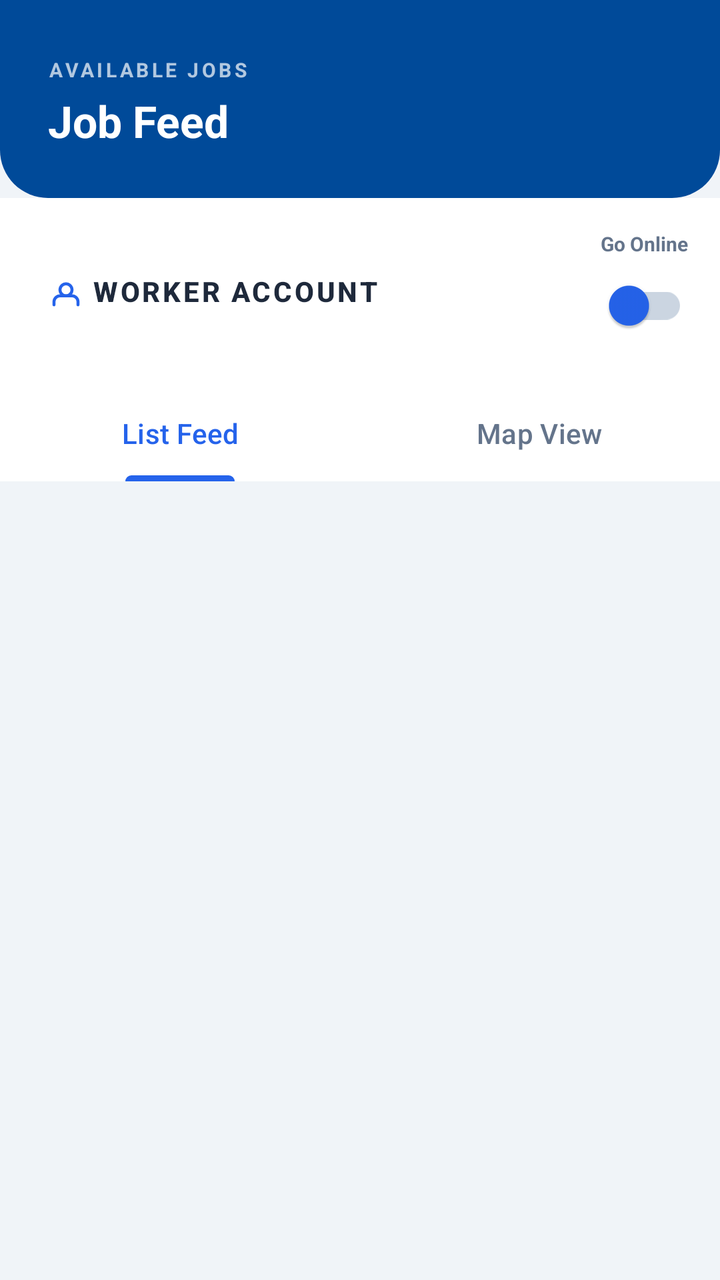
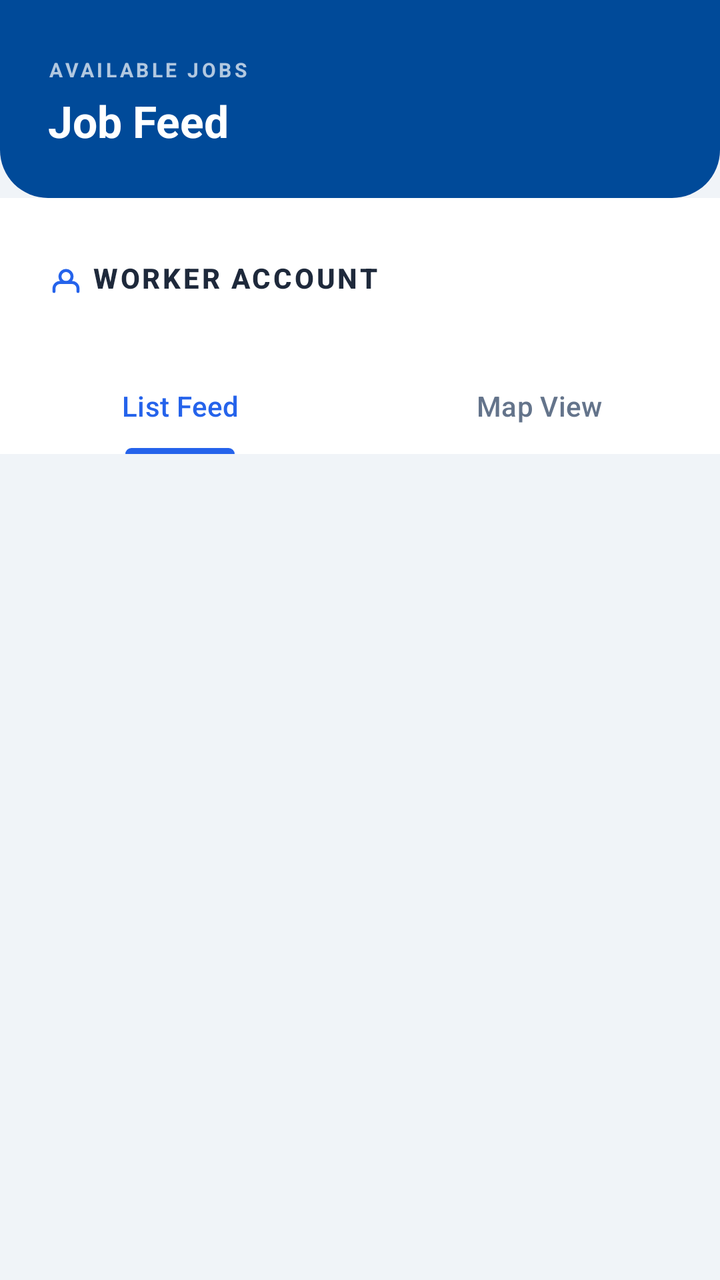

An Android layout rendered at two revisions. The XML below is the earlier revision; the diff shows what the commit changed to produce the second picture.
<!-- AndroidManifest.xml: application theme Theme.Newtacks -->
<!-- res/layout/fragment_worker_feed.xml -->
<?xml version="1.0" encoding="utf-8"?>
<LinearLayout
    xmlns:android="http://schemas.android.com/apk/res/android"
    xmlns:app="http://schemas.android.com/apk/res-auto"
    android:layout_width="match_parent"
    android:layout_height="match_parent"
    android:orientation="vertical"
    android:background="#F0F4F8">

    
    <LinearLayout
        android:id="@+id/layoutHeader"
        android:layout_width="match_parent"
        android:layout_height="wrap_content"
        android:orientation="vertical"
        android:background="@drawable/bg_header_rounded"
        android:paddingStart="24dp"
        android:paddingEnd="24dp"
        android:paddingTop="28dp"
        android:paddingBottom="24dp">

        <TextView
            android:layout_width="wrap_content"
            android:layout_height="wrap_content"
            android:text="AVAILABLE JOBS"
            android:textColor="#FFFFFF"
            android:textSize="10sp"
            android:textStyle="bold"
            android:letterSpacing="0.15"
            android:alpha="0.7"
            android:layout_marginBottom="4dp" />

        <LinearLayout
            android:layout_width="match_parent"
            android:layout_height="wrap_content"
            android:orientation="horizontal"
            android:gravity="center_vertical">

            <TextView
                android:layout_width="0dp"
                android:layout_height="wrap_content"
                android:layout_weight="1"
                android:text="Job Feed"
                android:textColor="#FFFFFF"
                android:textSize="22sp"
                android:textStyle="bold" />

        </LinearLayout>

    </LinearLayout>

    
    <LinearLayout
        android:layout_width="match_parent"
        android:layout_height="wrap_content"
        android:orientation="horizontal"
        android:gravity="center_vertical"
        android:padding="16dp"
        android:background="#FFFFFF">

        <com.google.android.material.button.MaterialButton
            android:id="@+id/btnWorkerProfile"
            android:layout_width="0dp"
            android:layout_height="wrap_content"
            android:layout_weight="1"
            android:text="Worker Account"
            android:textColor="#1E293B"
            android:textSize="14sp"
            android:textStyle="bold"
            android:gravity="start|center_vertical"
            app:icon="@drawable/ic_nav_account"
            app:iconTint="#2563EB"
            style="@style/Widget.MaterialComponents.Button.TextButton" />

        <LinearLayout
            android:layout_width="wrap_content"
            android:layout_height="wrap_content"
            android:orientation="vertical"
            android:gravity="end">

            <TextView
                android:layout_width="wrap_content"
                android:layout_height="wrap_content"
                android:text="Go Online"
                android:textSize="10sp"
                android:textStyle="bold"
                android:textColor="#64748B" />

            <com.google.android.material.switchmaterial.SwitchMaterial
                android:id="@+id/switchLocation"
                android:layout_width="wrap_content"
                android:layout_height="wrap_content"
                app:thumbTint="#2563EB"
                app:trackTint="#CBD5E1" />
        </LinearLayout>

    </LinearLayout>

    
    <com.google.android.material.tabs.TabLayout
        android:id="@+id/tabLayout"
        android:layout_width="match_parent"
        android:layout_height="wrap_content"
        android:background="#FFFFFF"
        app:tabIndicatorColor="#2563EB"
        app:tabSelectedTextColor="#2563EB"
        app:tabTextColor="#64748B">

        <com.google.android.material.tabs.TabItem
            android:layout_width="wrap_content"
            android:layout_height="wrap_content"
            android:text="List Feed" />

        <com.google.android.material.tabs.TabItem
            android:layout_width="wrap_content"
            android:layout_height="wrap_content"
            android:text="Map View" />

    </com.google.android.material.tabs.TabLayout>

    <FrameLayout
        android:layout_width="match_parent"
        android:layout_height="0dp"
        android:layout_weight="1">

        
        <LinearLayout
            android:id="@+id/layoutListContainer"
            android:layout_width="match_parent"
            android:layout_height="match_parent"
            android:orientation="vertical">

            
            <LinearLayout
                android:id="@+id/layoutEmptyState"
                android:layout_width="match_parent"
                android:layout_height="match_parent"
                android:orientation="vertical"
                android:gravity="center"
                android:visibility="gone">

                <ImageView
                    android:layout_width="72dp"
                    android:layout_height="72dp"
                    android:src="@drawable/ic_inbox"
                    android:alpha="0.3"
                    android:layout_marginBottom="20dp" />

                <TextView
                    android:layout_width="wrap_content"
                    android:layout_height="wrap_content"
                    android:text="No Jobs Available"
                    android:textColor="#1E293B"
                    android:textSize="18sp"
                    android:textStyle="bold"
                    android:layout_marginBottom="8dp" />

                <TextView
                    android:layout_width="wrap_content"
                    android:layout_height="wrap_content"
                    android:text="Check back later for new job posts."
                    android:textColor="#94A3B8"
                    android:textSize="13sp"
                    android:gravity="center" />

            </LinearLayout>

            
            <androidx.recyclerview.widget.RecyclerView
                android:id="@+id/workerFeedRecycler"
                android:layout_width="match_parent"
                android:layout_height="match_parent"
                android:clipToPadding="false"
                android:paddingTop="8dp"
                android:paddingBottom="16dp"
                android:layoutAnimation="@anim/layout_animation_fall_down" />
        </LinearLayout>

        
        <FrameLayout
            android:id="@+id/layoutMapContainer"
            android:layout_width="match_parent"
            android:layout_height="match_parent"
            android:layout_margin="8dp"
            android:background="@drawable/bg_map_border"
            android:padding="2dp"
            android:visibility="gone">

            <org.maplibre.android.maps.MapView
                android:id="@+id/mapView"
                android:layout_width="match_parent"
                android:layout_height="match_parent" />

            
            <LinearLayout
                android:layout_width="wrap_content"
                android:layout_height="wrap_content"
                android:orientation="vertical"
                android:layout_gravity="bottom|end"
                android:layout_margin="16dp">

                <com.google.android.material.floatingactionbutton.FloatingActionButton
                    android:id="@+id/fabZoomIn"
                    android:layout_width="wrap_content"
                    android:layout_height="wrap_content"
                    android:layout_marginBottom="8dp"
                    android:src="@drawable/ic_plus"
                    app:fabSize="mini"
                    app:backgroundTint="#FFFFFF"
                    app:tint="#2563EB"
                    android:contentDescription="Zoom In" />

                <com.google.android.material.floatingactionbutton.FloatingActionButton
                    android:id="@+id/fabZoomOut"
                    android:layout_width="wrap_content"
                    android:layout_height="wrap_content"
                    android:src="@drawable/ic_minus"
                    app:fabSize="mini"
                    app:backgroundTint="#FFFFFF"
                    app:tint="#2563EB"
                    android:contentDescription="Zoom Out" />

            </LinearLayout>

        </FrameLayout>

    </FrameLayout>
</LinearLayout>
<!-- resources referenced by this layout -->
<resources>
  <!-- drawable bg_header_rounded (drawable) -->
  <?xml version="1.0" encoding="utf-8"?>
  <shape xmlns:android="http://schemas.android.com/apk/res/android"
      android:shape="rectangle">
      <solid android:color="#004A99" />
      <corners
          android:bottomLeftRadius="24dp"
          android:bottomRightRadius="24dp" />
  </shape>
  <!-- drawable bg_map_border (drawable) -->
  <?xml version="1.0" encoding="utf-8"?>
  <shape xmlns:android="http://schemas.android.com/apk/res/android">
      <solid android:color="#F0F4F8" /> 
      <stroke
          android:width="4dp"
          android:color="#1E293B" /> 
      <corners android:radius="16dp" />
  </shape>
  <!-- drawable ic_inbox (drawable) -->
  <?xml version="1.0" encoding="utf-8"?>
  <vector xmlns:android="http://schemas.android.com/apk/res/android"
      android:width="72dp"
      android:height="72dp"
      android:viewportWidth="24"
      android:viewportHeight="24">
  
      <path
          android:fillColor="#004A99"
          android:pathData="M19,3H5C3.9,3 3,3.9 3,5v14c0,1.1 0.9,2 2,2h14c1.1,0 2,-0.9 2,-2V5C21,3.9 20.1,3 19,3z
                            M19,19H5v-3h3.56c0.69,1.19 1.97,2 3.44,2s2.75,-0.81 3.44,-2H19V19z
                            M19,14h-4c0,1.1 -0.9,2 -2,2s-2,-0.9 -2,-2H5V5h14V14z" />
  
  </vector>
  <!-- drawable ic_minus (drawable) -->
  <vector xmlns:android="http://schemas.android.com/apk/res/android"
      android:width="24dp"
      android:height="24dp"
      android:viewportWidth="24"
      android:viewportHeight="24">
      <path
          android:fillColor="#000000"
          android:pathData="M19,13H5v-2h14v2Z"/>
  </vector>
  <!-- drawable ic_nav_account (drawable) -->
  <?xml version="1.0" encoding="utf-8"?>
  <vector xmlns:android="http://schemas.android.com/apk/res/android"
      android:width="24dp"
      android:height="24dp"
      android:viewportWidth="24"
      android:viewportHeight="24">
      <path
          android:fillColor="@android:color/transparent"
          android:pathData="M20,21V19a4,4 0,0 0,-4 -4H8a4,4 0,0 0,-4 4V21"
          android:strokeWidth="2"
          android:strokeColor="#9BA3AF"
          android:strokeLineCap="round"
          android:strokeLineJoin="round" />
      <path
          android:fillColor="@android:color/transparent"
          android:pathData="M12,11m-4,0a4,4 0,1 1,8 0a4,4 0,1 1,-8 0"
          android:strokeWidth="2"
          android:strokeColor="#9BA3AF"
          android:strokeLineCap="round"
          android:strokeLineJoin="round" />
  </vector>
  <!-- drawable ic_plus (drawable) -->
  <vector xmlns:android="http://schemas.android.com/apk/res/android"
      android:width="24dp"
      android:height="24dp"
      android:viewportWidth="24"
      android:viewportHeight="24">
      <path
          android:fillColor="#000000"
          android:pathData="M19,13h-6v6h-2v-6H5v-2h6V5h2v6h6v2Z"/>
  </vector>
  <style name="Theme.Newtacks" parent="Base.Theme.Newtacks" />
  <style name="Base.Theme.Newtacks" parent="Theme.Material3.DayNight.NoActionBar">
          <item name="colorPrimary">#004A99</item>
          <item name="colorPrimaryContainer">#004A99</item>
          <item name="colorOnPrimary">#FFFFFF</item>
          <item name="colorSecondary">#004A99</item>
          <item name="colorOnSecondary">#FFFFFF</item>
          <item name="colorTertiary">#004A99</item>
          <item name="colorSecondaryContainer">#EBF2FF</item>
          <item name="colorOnSecondaryContainer">#004A99</item>
          <item name="android:statusBarColor">#004A99</item>
          <item name="android:navigationBarColor">#FFFFFF</item>
          <item name="android:windowLightStatusBar" tools:targetApi="m">false</item>
      </style>
</resources>

<!-- the commit's change to res/layout/fragment_worker_feed.xml (unified diff, before → after) -->
@@ -71,28 +71,6 @@
             app:icon="@drawable/ic_nav_account"
             app:iconTint="#2563EB"
             style="@style/Widget.MaterialComponents.Button.TextButton" />
-
-        <LinearLayout
-            android:layout_width="wrap_content"
-            android:layout_height="wrap_content"
-            android:orientation="vertical"
-            android:gravity="end">
-
-            <TextView
-                android:layout_width="wrap_content"
-                android:layout_height="wrap_content"
-                android:text="Go Online"
-                android:textSize="10sp"
-                android:textStyle="bold"
-                android:textColor="#64748B" />
-
-            <com.google.android.material.switchmaterial.SwitchMaterial
-                android:id="@+id/switchLocation"
-                android:layout_width="wrap_content"
-                android:layout_height="wrap_content"
-                app:thumbTint="#2563EB"
-                app:trackTint="#CBD5E1" />
-        </LinearLayout>
 
     </LinearLayout>
 
